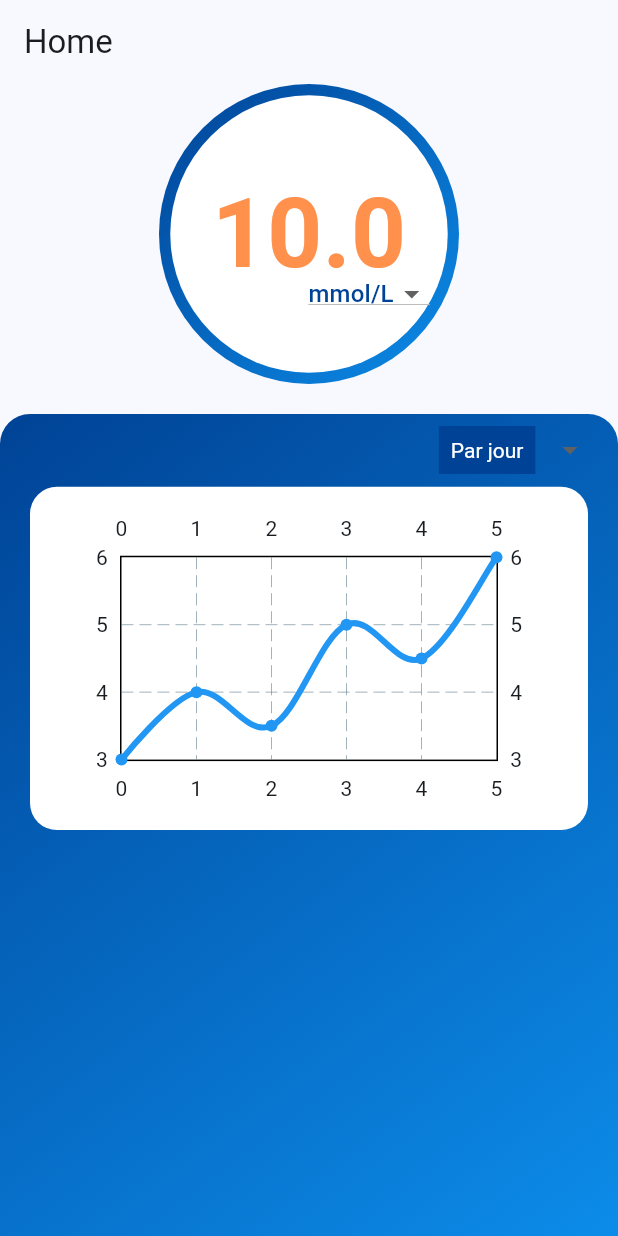
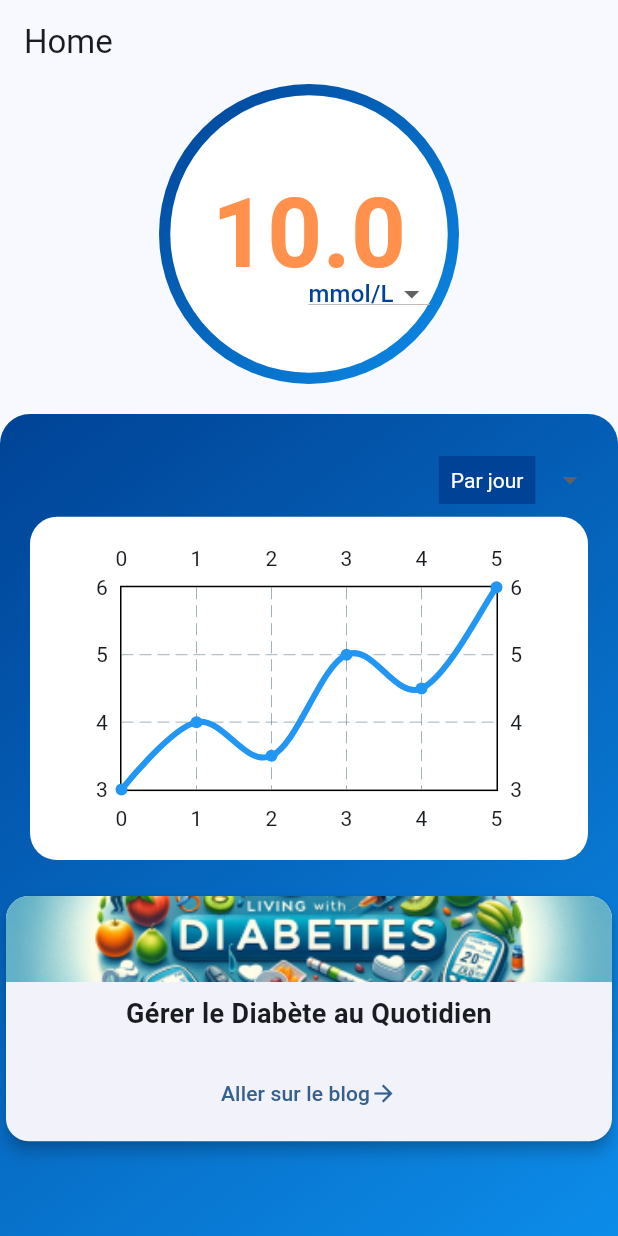
Before and after one commit to PaulDelamare/Diwe_front, a Flutter app: the screen it shows after launch, item 3 of the bottom bar chosen, on a phone screen of 412 x 824 dp. Run offline on Flutter 3.47's test engine with Material 3 defaults, Android fonts, the phone set to English and light mode, and no system bars; drawn by our look-alikes of fl_chart.

Commit message:
création du fichier buttonBlog.dart, importation dans la page home, ajout de l'image, texte et boutton. le design reste a faire

```diff
--- /dev/null
+++ b/lib/home/buttonBlog.dart
@@ -0,0 +1,60 @@
+import 'package:flutter/material.dart';
+
+class ButtonBlogCard extends StatelessWidget {
+  @override
+  Widget build(BuildContext context) {
+    return Card(
+      elevation: 4,
+      shape: RoundedRectangleBorder(
+        borderRadius: BorderRadius.circular(15.0),
+      ),
+      child: InkWell(
+        onTap: () {
+          // Action à effectuer lorsque la carte est cliquée
+        },
+        child: Column(
+          crossAxisAlignment: CrossAxisAlignment.stretch,
+          children: <Widget>[
+            ClipRRect(
+              borderRadius: BorderRadius.vertical(top: Radius.circular(15)),
+              child: Image.asset(
+                'assets/blog.png', // Chemin de votre image dans le dossier assets
+                fit: BoxFit.cover,
+              ),
+            ),
+            Padding(
+              padding: const EdgeInsets.all(8.0),
+              child: Text(
+                'Gérer le Diabète au Quotidien',
+                textAlign: TextAlign.center,
+                style: TextStyle(
+                  fontSize: 18,
+                  fontWeight: FontWeight.bold,
+                ),
+              ),
+            ),
+            Padding(
+              padding: const EdgeInsets.all(8.0),
+              child: Row(
+                mainAxisAlignment: MainAxisAlignment.center,
+                children: [
+                  TextButton(
+                    onPressed: () {
+                      // Action à effectuer lorsque le bouton est cliqué
+                    },
+                    child: Row(
+                      children: [
+                        Text('Aller sur le blog'),
+                        Icon(Icons.arrow_forward),
+                      ],
+                    ),
+                  ),
+                ],
+              ),
+            ),
+          ],
+        ),
+      ),
+    );
+  }
+}
--- a/lib/home/home.dart
+++ b/lib/home/home.dart
@@ -1,6 +1,7 @@
 import 'package:flutter/material.dart';
 import 'glycemie.dart';
 import 'graphique.dart';
+import 'buttonBlog.dart'; // Importez le fichier buttonBlog.dart
 
 void main() {
   runApp(MaterialApp(
@@ -49,9 +50,15 @@ class _HomePageState extends State<HomePage> {
                   topRight: Radius.circular(20),
                 ),
               ),
+              child: Column(
+                children: [
+                  SizedBox(height: 20), // Espacement entre le graphique et la carte
+                  GlycemicChart(), // Graphique existant
 
-              // Conteneur pour le graphique
-              child: GlycemicChart(),
+                  SizedBox(height: 20), // Espacement entre le graphique et la carte
+                  ButtonBlogCard(), // Ajout de la carte ButtonBlogCard
+                ],
+              ),
             ),
           ),
         ],
--- a/pubspec.yaml
+++ b/pubspec.yaml
@@ -66,6 +66,7 @@ flutter:
     - assets/home.png
     - assets/repas.png
     - assets/commandes.png
+    - assets/blog.png
 
   # To add assets to your application, add an assets section, like this:
   # assets:
```
Also changed, not shown: assets/blog.png (added).
